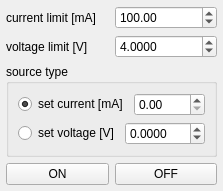
Qt form instruments/keithley_2600_LED_driver.ui (dean-nanomol/nanomol) before a commit.
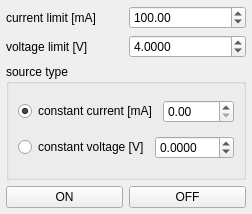
The same form after that commit.

Commit message: update keithley LED driver

Diff of the .ui file:
```diff
--- a/instruments/keithley_2600_LED_driver.ui
+++ b/instruments/keithley_2600_LED_driver.ui
@@ -6,8 +6,8 @@
    <rect>
     <x>0</x>
     <y>0</y>
-    <width>209</width>
-    <height>188</height>
+    <width>239</width>
+    <height>214</height>
    </rect>
   </property>
   <property name="windowTitle">
@@ -79,7 +79,7 @@
         <item>
          <widget class="QRadioButton" name="radioButton">
           <property name="text">
-           <string>set current [mA]</string>
+           <string>constant current [mA]</string>
           </property>
           <property name="checked">
            <bool>true</bool>
@@ -106,7 +106,7 @@
         <item>
          <widget class="QRadioButton" name="radioButton_2">
           <property name="text">
-           <string>set voltage [V]</string>
+           <string>constant voltage [V]</string>
           </property>
          </widget>
         </item>
```
Left out of the diff: 8 changed lines with no effect on the pictures. The commit also changes 1 other file.
